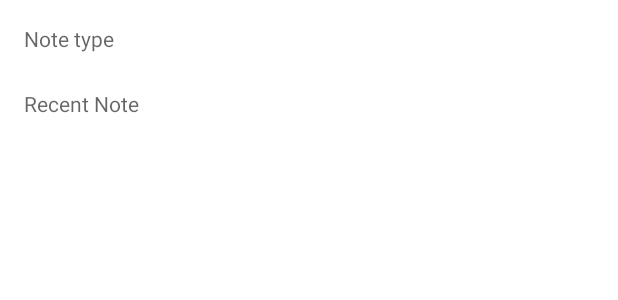
After one commit to endangered-species-management-system/esms-android, an Android app: the layout item_note.xml on its own in the app's theme, with its tools: preview values and no code run, on a phone screen of 412 x 824 dp. The commit adds this screen. Shown: the top 300 px of the screen. Run offline under Robolectric (Android 15) with nearby library versions, the phone set to English and light mode, and no system bars.

Commit message:
Add recyclerview of recent notes in progress.

```diff
--- a/app/src/main/java/edu/cnm/deepdive/fieldnotes/model/dao/NoteDao.java
+++ b/app/src/main/java/edu/cnm/deepdive/fieldnotes/model/dao/NoteDao.java
@@ -9,6 +9,7 @@ import androidx.room.Update;
 import edu.cnm.deepdive.fieldnotes.model.entity.Note;
 import edu.cnm.deepdive.fieldnotes.model.entity.Note.NoteType;
 import io.reactivex.Single;
+import java.net.NoRouteToHostException;
 import java.util.Collection;
 import java.util.List;
 
@@ -42,6 +43,9 @@ public interface NoteDao {
   @Delete
   Single<Integer> delete(Collection<Note> note);
 
+  @Query("SELECT * FROM Note ORDER BY created DESC LIMIT 10")
+  LiveData<List<Note>> selectRecentNotes();
+
   @Query("SELECT * FROM Note WHERE species_id = :speciesId")
   LiveData<List<Note>> selectBySpecies(long speciesId);
 
--- /dev/null
+++ b/app/src/main/res/layout/item_note.xml
@@ -0,0 +1,30 @@
+<?xml version="1.0" encoding="utf-8"?>
+<androidx.constraintlayout.widget.ConstraintLayout xmlns:android="http://schemas.android.com/apk/res/android"
+  android:layout_width="match_parent"
+  android:layout_height="match_parent"
+  xmlns:app="http://schemas.android.com/apk/res-auto">
+
+  <TextView
+    android:id="@+id/type"
+    android:layout_width="0dp"
+    android:layout_height="wrap_content"
+    app:layout_constraintStart_toStartOf="parent"
+    app:layout_constraintTop_toTopOf="parent"
+    app:layout_constraintEnd_toEndOf="parent"
+    android:layout_margin="@dimen/half_static_spacing"
+    android:padding="@dimen/half_static_spacing"
+    android:hint="@string/note_type_hint"
+    />
+
+  <TextView
+    android:id="@+id/note"
+    android:layout_width="0dp"
+    android:layout_height="wrap_content"
+    android:layout_margin="@dimen/half_static_spacing"
+    android:padding="@dimen/half_static_spacing"
+    android:hint="@string/recent_note"
+    app:layout_constraintStart_toStartOf="parent"
+    app:layout_constraintTop_toBottomOf="@id/type"
+    />
+
+</androidx.constraintlayout.widget.ConstraintLayout>
--- a/app/src/main/res/values/strings.xml
+++ b/app/src/main/res/values/strings.xml
@@ -9,4 +9,7 @@
   <string name="radio_button_season_note">Season Note</string>
   <string name="radio_button_location_note">Location Note</string>
   <string name="radio_button_conditions_note">Conditions Note</string>
+  <string name="recent_note">Recent Note</string>
+  <string name="button_to_dialog">Click on button causes a dialog for adding a note and a note type to pop up.</string>
+  <string name="note_type_hint">Note type</string>
 </resources>
```
Also changed, not shown: app/src/main/java/edu/cnm/deepdive/fieldnotes/adapter/NoteAdapter.java (added, +62 -0 lines), app/src/main/java/edu/cnm/deepdive/fieldnotes/controller/NoteHomeFragment.java (+9 -0 lines), app/src/main/java/edu/cnm/deepdive/fieldnotes/service/NoteRepository.java (+9 -0 lines), app/src/main/java/edu/cnm/deepdive/fieldnotes/viewmodel/MainViewModel.java (+8 -1 lines), app/src/main/res/layout/fragment_note_home.xml (+6 -86 lines).
